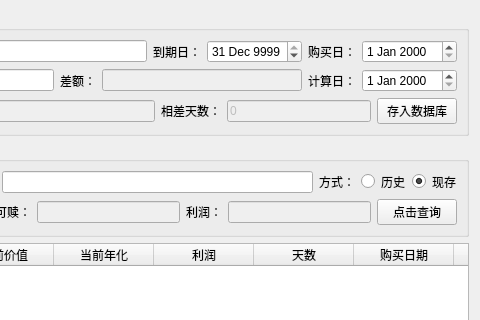
This is widgets/calcReturn/calcReturn.ui in godspeed-w/pyqt_try as Qt 5 draws it before an edit; both pictures show x 458 to 938 and y 0 to 320 of the 938 by 841 pixel window. The edited form follows.
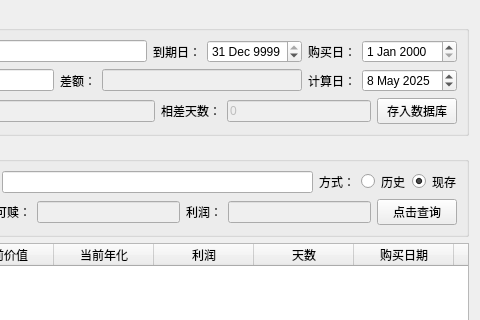
This is the edited form.

Patch:
```diff
--- a/widgets/calcReturn/calcReturn.ui
+++ b/widgets/calcReturn/calcReturn.ui
@@ -144,7 +144,18 @@
            </widget>
           </item>
           <item>
-           <widget class="QDateEdit" name="dateEdit_acDate"/>
+           <widget class="QDateEdit" name="dateEdit_acDate">
+            <property name="dateTime">
+             <datetime>
+              <hour>0</hour>
+              <minute>0</minute>
+              <second>0</second>
+              <year>2025</year>
+              <month>5</month>
+              <day>8</day>
+             </datetime>
+            </property>
+           </widget>
           </item>
          </layout>
         </item>
```
